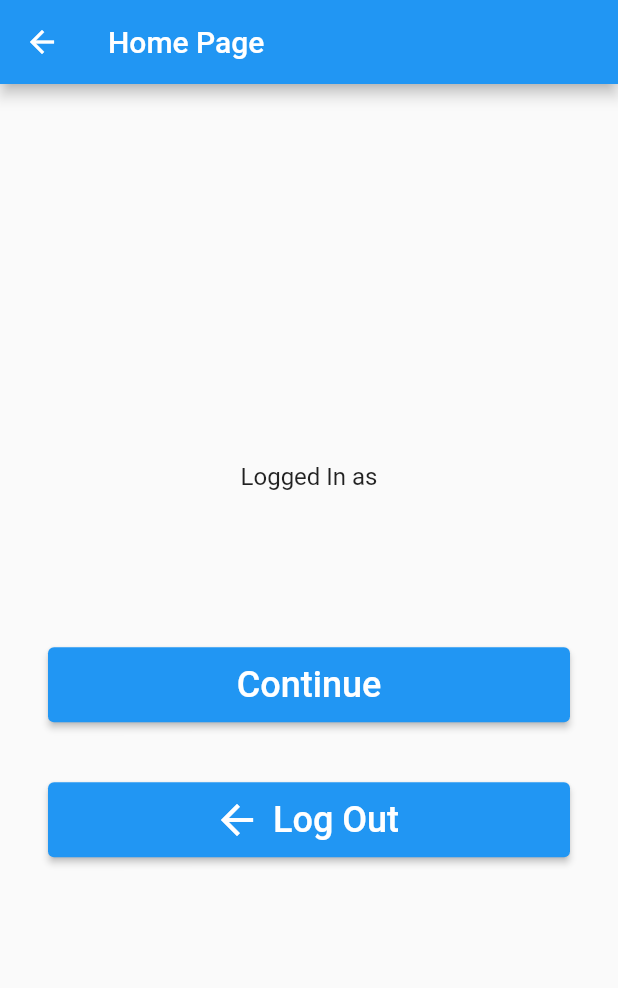
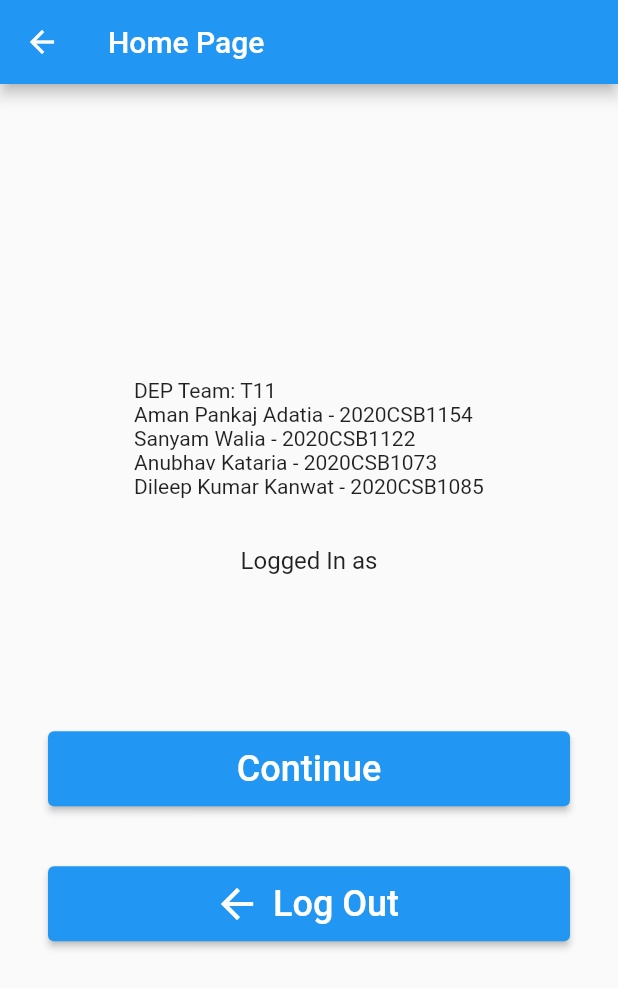
Before and after one commit to adatiaaman/Academic-Portal, a Flutter app: the HomePage screen opened directly, on a phone screen of 412 x 824 dp. Shown: the top 988 px of the screen. Run offline on Flutter 3.47's test engine with Material 2 defaults, Android fonts, the light colour scheme and no system bars; our stand-ins replace cloud_firestore, email_validator, firebase_auth, firebase_core, tuple; missing offline and left inert: dart:html; accounts and stored records are empty.

Commit message:
fifth commit

```diff
--- a/lib/home_page.dart
+++ b/lib/home_page.dart
@@ -55,6 +55,10 @@ class _HomePageState extends State<HomePage> {
         child: Column(
           mainAxisAlignment: MainAxisAlignment.center,
           children: [
+            Container(
+              child: Text(
+                  'DEP Team: T11\nAman Pankaj Adatia - 2020CSB1154\nSanyam Walia - 2020CSB1122\nAnubhav Kataria - 2020CSB1073\nDileep Kumar Kanwat - 2020CSB1085\n\n'),
+            ),
             const Text(
               'Logged In as',
               style: TextStyle(
--- a/lib/main.dart
+++ b/lib/main.dart
@@ -7,6 +7,7 @@ import 'package:firebase_core/firebase_core.dart';
 import 'package:flutter/foundation.dart';
 import 'package:flutter/material.dart';
 import 'package:dep_2/home_page.dart';
+import 'dart:html';
 
 import 'firebase_options.dart';
 
```
Also changed, not shown: lib/advisor_page.dart (+5 -3 lines), lib/student_page.dart (+7 -2 lines).
